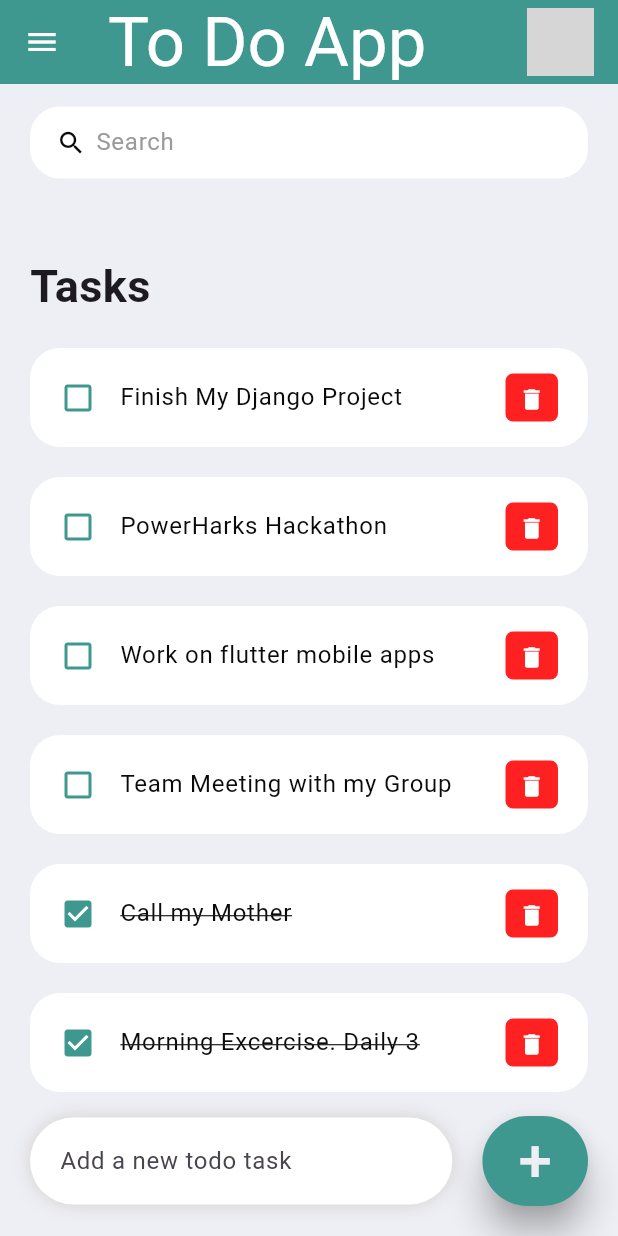
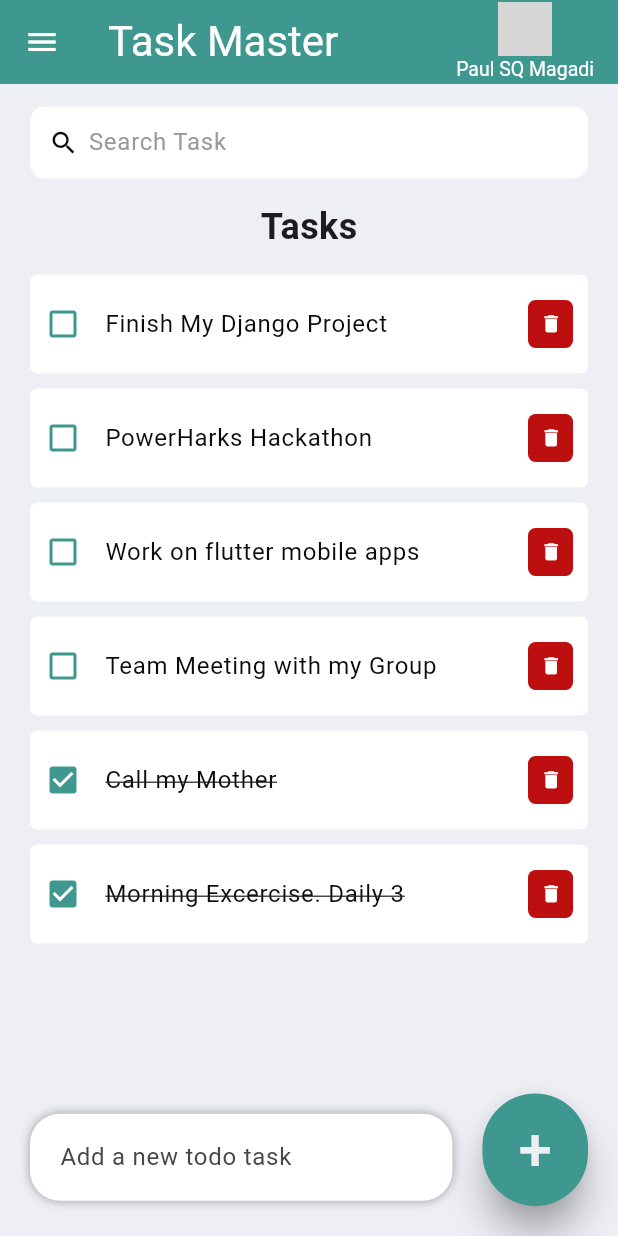
Before and after one commit to paulmagadi/PLP, a Flutter app: the screen it shows after launch, on a phone screen of 412 x 824 dp. Run offline on Flutter 3.47's test engine with Material 3 defaults, Android fonts, the phone set to English and light mode, and no system bars; grey boxes are pictures that could not be loaded.

Commit message:
modified:   DART-and FLUTTER-HACKATHON-2/to_do_app/lib/constants/colors.dart 	modified:   DART-and FLUTTER-HACKATHON-2/to_do_app/lib/main.dart 	modified:   DART-and FLUTTER-HACKATHON-2/to_do_app/lib/screens/home.dart 	modified:   DART-and FLUTTER-HACKATHON-2/to_do_app/lib/widgets/todo_item.dart

```diff
--- a/DART-and FLUTTER-HACKATHON-2/to_do_app/lib/constants/colors.dart
+++ b/DART-and FLUTTER-HACKATHON-2/to_do_app/lib/constants/colors.dart
@@ -2,7 +2,7 @@ import 'package:flutter/material.dart';
 
 
 const Color colorAppBar = Color.fromARGB(255, 63, 152, 143);
-const Color colorRed = Color.fromARGB(255, 255, 33, 33);
+const Color colorRed = Color.fromARGB(255, 189, 15, 15);
 const Color colorBlack = Color.fromARGB(255, 11, 9, 9);
 const Color colorGrey = Color.fromARGB(255, 154, 154, 154);
 const Color colorBGColor = Color(0xFFEEEFF5);
--- a/DART-and FLUTTER-HACKATHON-2/to_do_app/lib/main.dart
+++ b/DART-and FLUTTER-HACKATHON-2/to_do_app/lib/main.dart
@@ -9,13 +9,14 @@ void main() {
 class MyApp extends StatelessWidget {
   const MyApp({Key? key}) : super(key: key);
 
-  // This widget is the root of your application.
+  //root widget
   @override
   Widget build(BuildContext context) {
-    SystemChrome.setSystemUIOverlayStyle(
-        const SystemUiOverlayStyle(statusBarColor: Colors.transparent));
+    SystemChrome.setSystemUIOverlayStyle(const SystemUiOverlayStyle(
+        statusBarColor:
+            Colors.transparent)); //set status bar color to transparent
     return const MaterialApp(
-      debugShowCheckedModeBanner: false,
+      debugShowCheckedModeBanner: false, // Remove DEBUG banner
       title: 'To Do App',
       home: Home(), //Home view
     );
--- a/DART-and FLUTTER-HACKATHON-2/to_do_app/lib/screens/home.dart
+++ b/DART-and FLUTTER-HACKATHON-2/to_do_app/lib/screens/home.dart
@@ -33,6 +33,7 @@ class _HomeState extends State<Home> {
       backgroundColor: colorBGColor,
       appBar: _buildAppBar(),
       body: Stack(
+        //Use a stack layout
         children: [
           Container(
             padding: const EdgeInsets.symmetric(
@@ -41,24 +42,28 @@ class _HomeState extends State<Home> {
             ),
             child: Column(
               children: [
-                searchBox(),
+                searchBox(), //search widget
                 Expanded(
                   child: ListView(
                     children: [
                       Container(
                         margin: const EdgeInsets.only(
-                          top: 50,
-                          bottom: 20,
+                          top: 15,
+                          bottom: 15,
                         ),
-                        child: const Text(
+                        child: const Center(
+                          child: Text(
                             'Tasks',
                             style: TextStyle(
-                            fontSize: 30,
+                              fontSize: 24,
                               fontWeight: FontWeight.w600,
+                              // fontFamily: 'Raleway',
                             ),
                           ),
                         ),
-                      for (ToDo todo in _foundToDo.reversed)
+                      ),
+                      for (ToDo todo in _foundToDo
+                          .reversed) // New tasks will be shown first
                         ToDoItem(
                           todo: todo,
                           onToDoChanged: _handleToDoChange,
@@ -77,7 +82,7 @@ class _HomeState extends State<Home> {
                 Expanded(
                   child: Container(
                     margin: const EdgeInsets.only(
-                      bottom: 20,
+                      bottom: 10,
                       right: 20,
                       left: 20,
                     ),
@@ -86,16 +91,16 @@ class _HomeState extends State<Home> {
                       vertical: 5,
                     ),
                     decoration: BoxDecoration(
-                      color: Colors.white,
+                      color: colorWhite,
                       boxShadow: const [
                         BoxShadow(
-                          color: Color.fromARGB(255, 210, 207, 207),
+                          color: colorGrey,
                           offset: Offset(0.0, 0.0),
-                          blurRadius: 10.0,
+                          blurRadius: 5.0,
                           spreadRadius: 0.0,
                         ),
                       ],
-                      borderRadius: BorderRadius.circular(80),
+                      borderRadius: BorderRadius.circular(20),
                     ),
                     child: TextField(
                       controller: _todoController,
@@ -118,7 +123,7 @@ class _HomeState extends State<Home> {
                     style: ElevatedButton.styleFrom(
                       backgroundColor: colorAppBar,
                       shadowColor: colorGrey,
-                      minimumSize: const Size(60, 60),
+                      minimumSize: const Size(40, 75),
                       elevation: 10,
                     ),
                     child: const Text(
@@ -146,7 +151,7 @@ class _HomeState extends State<Home> {
               currentAccountPicture: CircleAvatar(
                 backgroundImage: AssetImage('assets/images/paul.jpg'),
               ),
-              accountName: Text('Student'),
+              accountName: Text('Paul SQ Magadi'),
               accountEmail: Text('paul.learner@plp.com'),
             ),
             ListTile(
@@ -173,6 +178,16 @@ class _HomeState extends State<Home> {
                 color: colorAppBar,
               ),
               onTap: () => _setSelectedCategory(TaskCategory.pending, context),
+            ),
+            ListTile(
+              title: const Text('About'),
+              leading: const Icon(
+                Icons.more,
+                color: colorAppBar,
+              ),
+              onTap: () {
+                // Handle help action
+              },
             ),
             ListTile(
               title: const Text('Help'),
@@ -206,6 +221,7 @@ class _HomeState extends State<Home> {
     });
   }
 
+// Delete
   void _deleteToDoItem(String id) {
     setState(() {
       todosList.removeWhere((item) => item.id == id);
@@ -224,6 +240,7 @@ class _HomeState extends State<Home> {
     _todoController.clear();
   }
 
+// Search  functionality
   void _runFilter(String enteredKeyword) {
     List<ToDo> results = [];
     if (enteredKeyword.isEmpty) {
@@ -241,12 +258,13 @@ class _HomeState extends State<Home> {
     });
   }
 
+//Search box
   Widget searchBox() {
     return Container(
-      padding: const EdgeInsets.symmetric(horizontal: 15),
+      padding: const EdgeInsets.symmetric(horizontal: 10, vertical: 0),
       decoration: BoxDecoration(
         color: Colors.white,
-        borderRadius: BorderRadius.circular(20),
+        borderRadius: BorderRadius.circular(10),
       ),
       child: TextField(
         onChanged: (value) => _runFilter(value),
@@ -258,36 +276,47 @@ class _HomeState extends State<Home> {
             size: 20,
           ),
           prefixIconConstraints: BoxConstraints(
-            maxHeight: 20,
+            maxHeight: 25,
             minWidth: 25,
           ),
           border: InputBorder.none,
-          hintText: 'Search',
+          hintText: 'Search Task',
           hintStyle: TextStyle(color: colorGrey),
         ),
       ),
     );
   }
 
+//Appbar
   AppBar _buildAppBar() {
     return AppBar(
       backgroundColor: colorAppBar,
-      elevation: 0,
-      foregroundColor: colorWhite, // Set the text and icon colors to white
+      foregroundColor: colorWhite, //set Text and icon colors to white
       title: Row(
         mainAxisAlignment: MainAxisAlignment.spaceBetween,
         children: [
           const Text(
-            "To Do App",
-            style: TextStyle(fontSize: 46),
+            "Task Master",
+            style: TextStyle(fontSize: 28),
           ),
+          Column(
+            children: [
               SizedBox(
-            height: 45,
-            width: 45,
+                // Here I use SizeBox instead of Container
+                height: 36,
+                width: 36,
                 child: ClipRRect(
-              borderRadius: BorderRadius.circular(20),
+                  borderRadius: BorderRadius.circular(50),
                   child: Image.asset('assets/images/paul.jpg'),
                 ),
+              ),
+              const Center(
+                child: Text(
+                  "Paul SQ Magadi",
+                  style: TextStyle(fontSize: 13),
+                ),
+              )
+            ],
           ),
         ],
       ),
--- a/DART-and FLUTTER-HACKATHON-2/to_do_app/lib/widgets/todo_item.dart
+++ b/DART-and FLUTTER-HACKATHON-2/to_do_app/lib/widgets/todo_item.dart
@@ -18,16 +18,15 @@ class ToDoItem extends StatelessWidget {
   @override
   Widget build(BuildContext context) {
     return Container(
-      margin: const EdgeInsets.only(bottom: 20),
+      margin: const EdgeInsets.only(bottom: 10),
       child: ListTile(
         onTap: () {
-          // print('Clicked on Todo Item.');
           onToDoChanged(todo);
         },
         shape: RoundedRectangleBorder(
-          borderRadius: BorderRadius.circular(20),
+          borderRadius: BorderRadius.circular(5),
         ),
-        contentPadding:const EdgeInsets.symmetric(horizontal: 20, vertical: 5),
+        contentPadding: const EdgeInsets.symmetric(horizontal: 10, vertical: 5),
         tileColor: Colors.white,
         leading: Icon(
           todo.isDone ? Icons.check_box : Icons.check_box_outline_blank,
@@ -42,20 +41,19 @@ class ToDoItem extends StatelessWidget {
           ),
         ),
         trailing: Container(
-          padding:const EdgeInsets.all(0),
-          margin:const EdgeInsets.symmetric(vertical: 12),
-          height: 35,
-          width: 35,
+          padding: const EdgeInsets.all(0),
+          margin: const EdgeInsets.symmetric(vertical: 12),
+          height: 40,
+          width: 30,
           decoration: BoxDecoration(
             color: colorRed,
             borderRadius: BorderRadius.circular(5),
           ),
           child: IconButton(
             color: Colors.white,
-            iconSize: 18,
-            icon:const Icon(Icons.delete),
+            iconSize: 15,
+            icon: const Icon(Icons.delete),
             onPressed: () {
-              // print('Clicked on delete icon');
               onDeleteItem(todo.id);
             },
           ),
```
Lines whose indentation alone changed are shown as unchanged.
